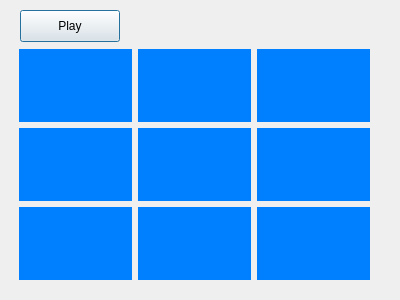
The window that tictactoev/gamehistory.ui (Jolinejo/Advanced-Tic-Tac-Toe) describes before a commit, drawn with Qt 5.
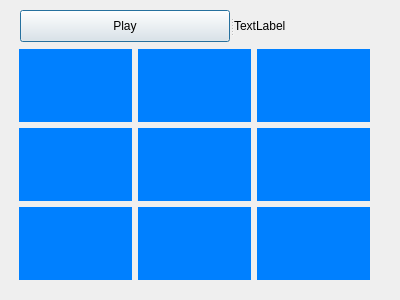
The same window after the commit.

Commit message: name of the winner appears in history now

What changed in the file:
```diff
--- a/tictactoev/gamehistory.ui
+++ b/tictactoev/gamehistory.ui
@@ -13,19 +13,6 @@
   <property name="windowTitle">
    <string>Dialog</string>
   </property>
-  <widget class="QPushButton" name="pushButton_play">
-   <property name="geometry">
-    <rect>
-     <x>20</x>
-     <y>10</y>
-     <width>100</width>
-     <height>32</height>
-    </rect>
-   </property>
-   <property name="text">
-    <string>Play</string>
-   </property>
-  </widget>
   <widget class="QWidget" name="gridLayoutWidget">
    <property name="geometry">
     <rect>
@@ -128,6 +115,32 @@
     </item>
    </layout>
   </widget>
+  <widget class="QSplitter" name="splitter">
+   <property name="geometry">
+    <rect>
+     <x>20</x>
+     <y>10</y>
+     <width>351</width>
+     <height>32</height>
+    </rect>
+   </property>
+   <property name="orientation">
+    <enum>Qt::Horizontal</enum>
+   </property>
+   <widget class="QPushButton" name="pushButton_play">
+    <property name="text">
+     <string>Play</string>
+    </property>
+   </widget>
+   <widget class="QLabel" name="label_of_winner">
+    <property name="enabled">
+     <bool>true</bool>
+    </property>
+    <property name="text">
+     <string>TextLabel</string>
+    </property>
+   </widget>
+  </widget>
  </widget>
  <resources/>
  <connections/>
```
The commit also changes 8 other files.
